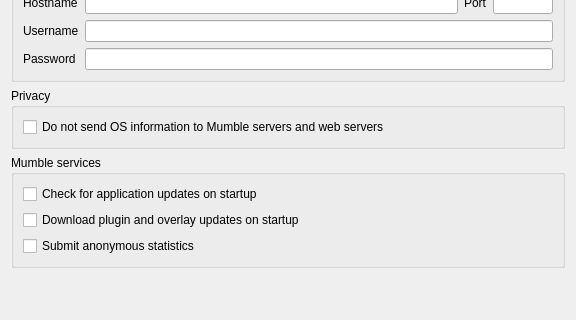
ganjingdemo/mumble_1_3_4_win, file src/mumble/NetworkConfig.ui: the form before one commit; both pictures show x 0 to 576 and y 247 to 567 of the 576 by 567 pixel window.
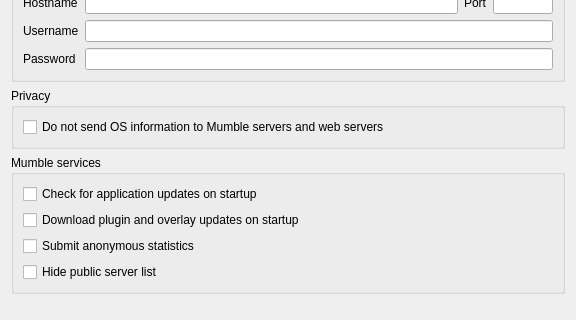
The form after the commit. Custom widgets are drawn as their Qt base class.

Commit message: [setting] Can set to disable public server list.

The edit to the form file:
```diff
--- a/src/mumble/NetworkConfig.ui
+++ b/src/mumble/NetworkConfig.ui
@@ -340,6 +340,19 @@
         </property>
        </widget>
       </item>
+      <item>
+       <widget class="QCheckBox" name="qcbDisablePublicList">
+        <property name="enabled">
+         <bool>true</bool>
+        </property>
+        <property name="toolTip">
+         <string>When toggled this hides the public server list from the connect dialog</string>
+        </property>
+        <property name="text">
+         <string>Hide public server list</string>
+        </property>
+       </widget>
+      </item>
      </layout>
     </widget>
    </item>
```
The commit also changes 1 other file.
